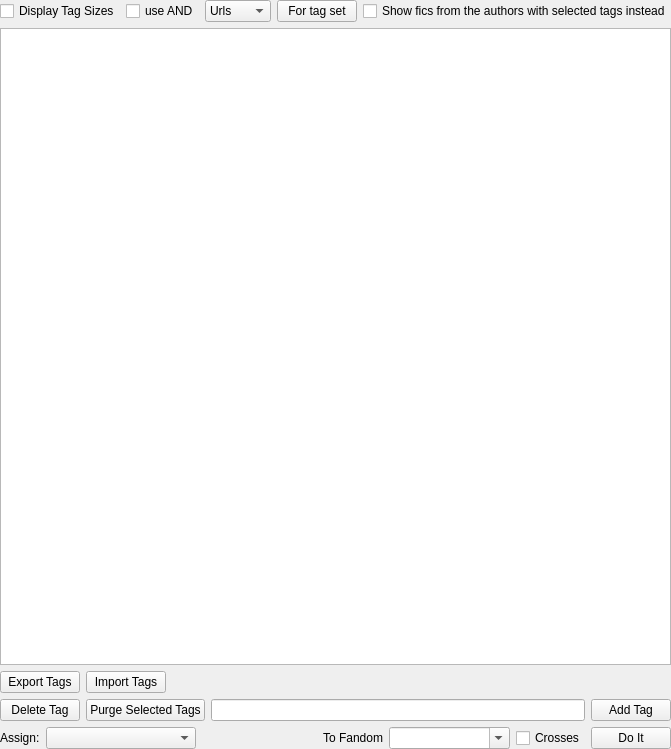
The window that UI/tagwidget.ui (Zeks/flipper) describes before a commit, drawn with Qt 5.
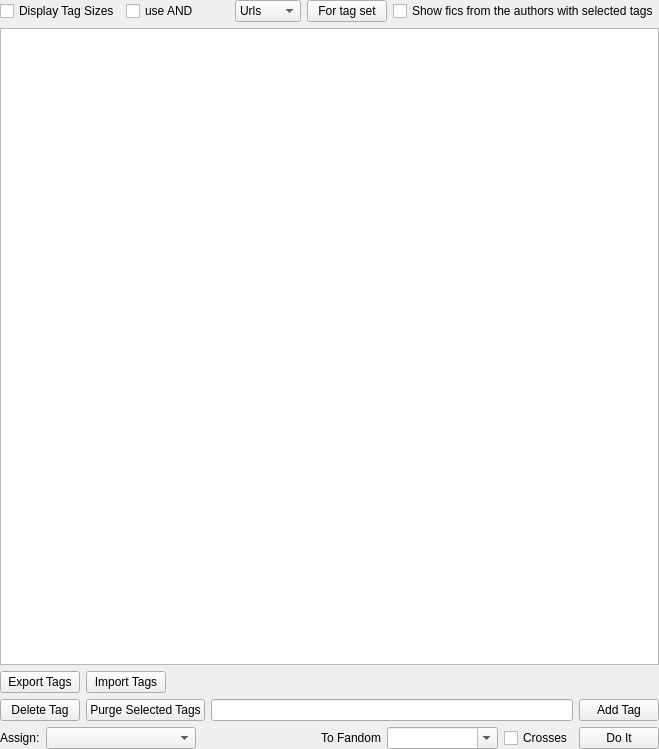
The same window after the commit. Icons and pictures are not drawn.

Commit message: 1. Metascore is now default searching mode 2. A new button to reset all filter 3. resetting all filters tries to recover from #similarfics 4. More tooltips on tags tab 5. Author ddisplay changed for authors that have invalid ids

The edit to the form file:
```diff
--- a/UI/tagwidget.ui
+++ b/UI/tagwidget.ui
@@ -6,7 +6,7 @@
    <rect>
     <x>0</x>
     <y>0</y>
-    <width>653</width>
+    <width>659</width>
     <height>749</height>
    </rect>
   </property>
@@ -216,7 +216,7 @@
      <item>
       <widget class="QCheckBox" name="chkUseTagsForAuthors">
        <property name="text">
-        <string>Show fics from the authors with selected tags instead</string>
+        <string>Show fics from the authors with selected tags</string>
        </property>
       </widget>
      </item>
```
Left out of the diff: 15 changed lines with no effect on the pictures. The commit also changes 7 other files.
